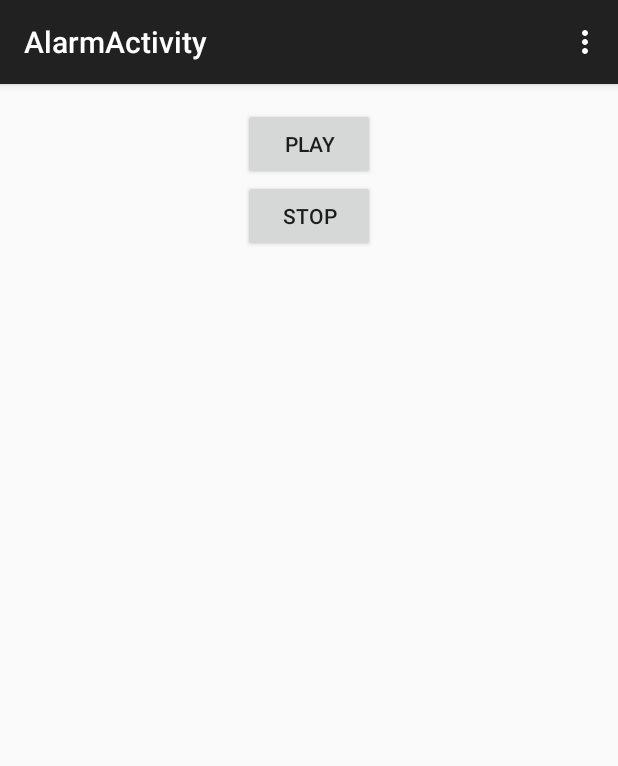
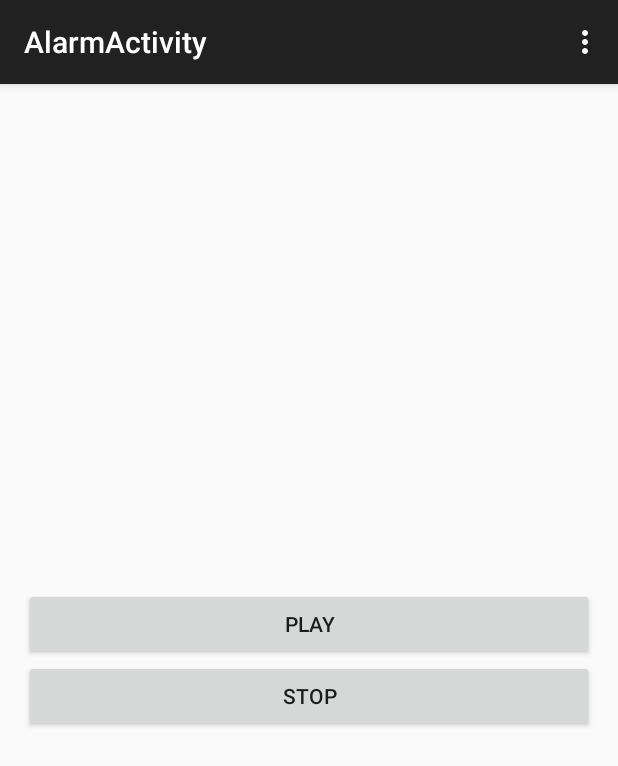
Before and after one commit to suttonbryand/LucidMusic, an Android app: the screen it shows after launch (AlarmActivity), after a tap on "TEST", on a phone screen of 412 x 824 dp. Shown: the top 766 px of the screen. Run offline under Robolectric (Android 15) with nearby library versions, the phone set to English and light mode, and no system bars; 1 other tap on this screen came first.

```diff
--- a/lucidmusic/src/main/java/sutton/bryan/lucidmusic/AlarmActivity.java
+++ b/lucidmusic/src/main/java/sutton/bryan/lucidmusic/AlarmActivity.java
@@ -1,5 +1,6 @@
 package sutton.bryan.lucidmusic;
 
+import android.app.FragmentManager;
 import android.support.v7.app.ActionBarActivity;
 import android.support.v7.app.ActionBar;
 import android.support.v4.app.Fragment;
@@ -14,28 +15,38 @@ import android.os.Build;
 
 public class AlarmActivity extends ActionBarActivity {
 
+    private PlayerFragment playerfragment;
     private LucidPlayer lucidplayer;
 
     @Override
     protected void onCreate(Bundle savedInstanceState) {
         super.onCreate(savedInstanceState);
-        setContentView(R.layout.activity_alarm);
-
-        SharedPreferences sharedPref = getSharedPreferences(getString(R.string.preferences), 0);
-        int duration = sharedPref.getInt(getString(R.string.preference_duration),0);
-        float max_volume = sharedPref.getFloat(getString(R.string.preference_max_volume), 1);
-
-        android.util.Log.w("read max_volume " , "" + max_volume);
-
-        lucidplayer = new LucidPlayer();
-        lucidplayer.save(duration,max_volume);
-        lucidplayer.start();
+        setContentView(R.layout.activity_main);
 
         if (savedInstanceState == null) {
             getSupportFragmentManager().beginTransaction()
                     .add(R.id.container, new PlaceholderFragment())
                     .commit();
         }
+
+        FragmentManager fm = getFragmentManager();
+        playerfragment = (PlayerFragment) fm.findFragmentByTag("lucidplayer");
+
+        if(playerfragment == null){
+            SharedPreferences sharedPref = getSharedPreferences(getString(R.string.preferences), 0);
+            int duration = sharedPref.getInt(getString(R.string.preference_duration),0);
+            float max_volume = sharedPref.getFloat(getString(R.string.preference_max_volume), 1);
+
+            lucidplayer = new LucidPlayer();
+            lucidplayer.save(duration,max_volume);
+
+            playerfragment = new PlayerFragment();
+            fm.beginTransaction().add(playerfragment, "lucidplayer").commit();
+            playerfragment.setLucidPlayer(lucidplayer);
+        }
+
+        lucidplayer = playerfragment.getLucidPlayer();
+        lucidplayer.start();
     }
 
 
--- a/lucidmusic/src/main/java/sutton/bryan/lucidmusic/MainActivity.java
+++ b/lucidmusic/src/main/java/sutton/bryan/lucidmusic/MainActivity.java
@@ -2,33 +2,30 @@ package sutton.bryan.lucidmusic;
 
 import android.app.AlarmManager;
 import android.app.PendingIntent;
-import android.content.Context;
 import android.support.v7.app.ActionBarActivity;
-import android.support.v7.app.ActionBar;
 import android.support.v4.app.Fragment;
+import android.app.FragmentManager;
 import android.os.Bundle;
 import android.view.LayoutInflater;
 import android.view.Menu;
 import android.view.MenuItem;
 import android.view.View;
 import android.view.ViewGroup;
-import android.os.Build;
-import android.view.*;
 import android.widget.*;
 import android.content.Intent;
 import android.content.SharedPreferences;
+import android.util.Log;
 
 import java.util.Calendar;
 
 public class MainActivity extends ActionBarActivity {
 
-    private LucidPlayer lucidplayer;
+    private PlayerFragment playerfragment;
+    private LucidPlayer    lucidplayer;
 
     @Override
     protected void onCreate(Bundle savedInstanceState) {
         super.onCreate(savedInstanceState);
-        lucidplayer = new LucidPlayer();
-        lucidplayer.setTimeToMaxVolume(21600);
         setContentView(R.layout.activity_main);
 
         if (savedInstanceState == null) {
@@ -36,6 +33,19 @@ public class MainActivity extends ActionBarActivity {
                     .add(R.id.container, new PlaceholderFragment())
                     .commit();
         }
+
+        FragmentManager fm = getFragmentManager();
+        playerfragment = (PlayerFragment) fm.findFragmentByTag("lucidplayer");
+
+        if(playerfragment == null){
+            lucidplayer = new LucidPlayer();
+            lucidplayer.setTimeToMaxVolume(21600);
+            playerfragment = new PlayerFragment();
+            fm.beginTransaction().add(playerfragment, "lucidplayer").commit();
+            playerfragment.setLucidPlayer(lucidplayer);
+        }
+
+        lucidplayer = playerfragment.getLucidPlayer();
     }
 
 
--- /dev/null
+++ b/lucidmusic/src/main/java/sutton/bryan/lucidmusic/PlayerFragment.java
@@ -0,0 +1,28 @@
+package sutton.bryan.lucidmusic;
+
+/**
+ * Created by Bryan on 3/2/14.
+ */
+
+import android.os.Bundle;
+import android.app.Fragment;
+
+public class PlayerFragment extends Fragment {
+
+    private LucidPlayer lucidplayer;
+
+    @Override
+    public void onCreate(Bundle saveInstanceState){
+        super.onCreate(saveInstanceState);
+        setRetainInstance(true);
+    }
+
+    public void setLucidPlayer(LucidPlayer player){
+        this.lucidplayer = player;
+    }
+
+    public LucidPlayer getLucidPlayer(){
+        return this.lucidplayer;
+    }
+
+}
--- a/lucidmusic/src/main/res/layout/fragment_alarm.xml
+++ b/lucidmusic/src/main/res/layout/fragment_alarm.xml
@@ -12,13 +12,11 @@
     <LinearLayout
         android:orientation="vertical"
         android:layout_width="fill_parent"
-        android:layout_height="fill_parent"
-        android:layout_alignParentTop="true"
-        android:layout_alignParentLeft="true"
-        android:layout_alignParentStart="true">
+        android:layout_height="wrap_content"
+        android:layout_centerVertical="true">
 
         <Button
-            android:layout_width="wrap_content"
+            android:layout_width="match_parent"
             android:layout_height="wrap_content"
             android:text="play"
             android:id="@+id/play"
@@ -26,7 +24,7 @@
             android:layout_gravity="center_horizontal" />
 
         <Button
-            android:layout_width="wrap_content"
+            android:layout_width="match_parent"
             android:layout_height="wrap_content"
             android:text="stop"
             android:id="@+id/stop"
```
Also changed, not shown: 1 other file.
